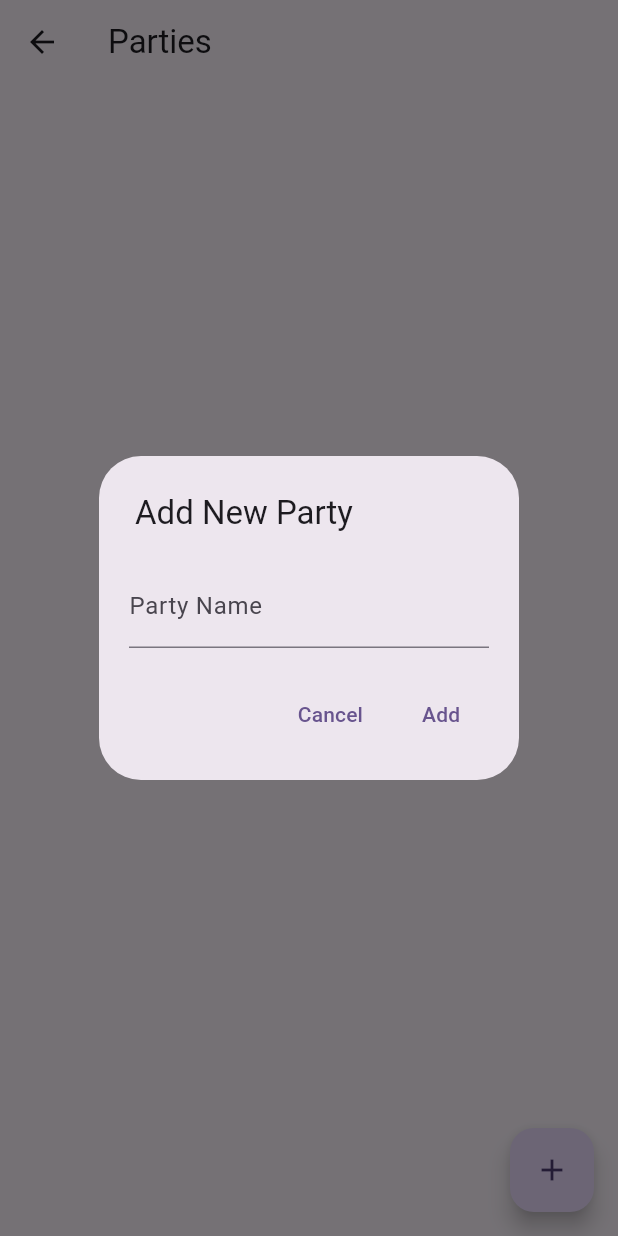
After one commit to LzPod/init_tracker, a Flutter app: the PartiesPage screen opened directly, after a tap on the "add" icon, on a phone screen of 412 x 824 dp. The commit adds this screen. Run offline on Flutter 3.47's test engine with Material 3 defaults, Android fonts, the phone set to English and light mode, and no system bars; our stand-ins replace flutter_riverpod.

Commit message:
Feat: added parties_page.dart logic

```diff
--- a/lib/core/providers/character_provider.dart
+++ b/lib/core/providers/character_provider.dart
@@ -1,5 +1,3 @@
-//TODO
-
 import 'package:flutter_riverpod/flutter_riverpod.dart';
 import 'package:simple_init_tracker/models/character.dart';
 
--- /dev/null
+++ b/lib/core/providers/party_provider.dart
@@ -0,0 +1,27 @@
+import 'package:flutter_riverpod/flutter_riverpod.dart';
+import 'package:simple_init_tracker/models/party.dart';
+
+class PartyNotifier extends StateNotifier<List<Party>> {
+  PartyNotifier() : super([]);
+
+  /// State: List of parties in the application.
+  /// This is a list of [Party] objects that represent the parties
+  /// currently being tracked in the application.
+
+  void addParty(String name) {
+    final party = Party(name: name, characters: []);
+    state = [...state, party];
+  }
+
+  void removeParty(Party party) {
+    state = state.where((p) => p != party).toList();
+  }
+
+  void clearParties() {
+    state = [];
+  }
+}
+
+final partiesProvider = StateNotifierProvider<PartyNotifier, List<Party>>(
+  (ref) => PartyNotifier(),
+);
--- /dev/null
+++ b/lib/models/party.dart
@@ -0,0 +1,11 @@
+import 'package:simple_init_tracker/models/character.dart';
+
+class Party {
+  final String name;
+  final List<Character> characters;
+
+  Party({
+    required this.name,
+    required this.characters,
+  });
+}
--- a/lib/ui/pages/parties_page.dart
+++ b/lib/ui/pages/parties_page.dart
@@ -1,25 +1,41 @@
 import 'package:flutter/material.dart';
 import 'package:flutter_riverpod/flutter_riverpod.dart';
+import 'package:simple_init_tracker/core/providers/party_provider.dart';
+import 'package:simple_init_tracker/models/party.dart';
+import 'package:simple_init_tracker/ui/widgets/add_party_dialog.dart';
+import 'package:simple_init_tracker/ui/widgets/party_tile.dart';
 
 class PartiesPage extends ConsumerWidget {
   const PartiesPage({super.key});
 
-  // ref.read is used to read the state of a provider.
-  // ref.watch is used to listen to the state of a provider.
+  void _showAddPartyDialog(BuildContext context, WidgetRef ref) async {
+    final Party? newParty = await showDialog<Party>(
+      context: context,
+      builder: (_) => const AddPartyDialog(),
+    );
+
+    if (newParty != null) {
+      ref.read(partiesProvider.notifier).addParty(newParty.name);
+    }
+  }
 
   @override
   Widget build(BuildContext context, WidgetRef ref) {
+    final parties = ref.watch(partiesProvider);
     return Scaffold(
       appBar: AppBar(
         title: const Text('Parties'),
       ),
-      body: Center(
-        child: Text(
-          'This is the Parties Page',
-        ),
-      ),
+      body: ListView.builder(
+          itemCount: parties.length,
+          itemBuilder: (BuildContext context, int index) {
+            return PartyTile(
+              party: parties[index],
+            );
+          }),
       floatingActionButton: FloatingActionButton(
-        onPressed: () {},
+        onPressed: () => _showAddPartyDialog(context, ref),
+        child: const Icon(Icons.add),
       ),
     );
   }
--- /dev/null
+++ b/lib/ui/widgets/add_party_dialog.dart
@@ -0,0 +1,73 @@
+import 'package:flutter/material.dart';
+import 'package:simple_init_tracker/models/party.dart';
+
+class AddPartyDialog extends StatefulWidget {
+  const AddPartyDialog({super.key});
+
+  @override
+  State<AddPartyDialog> createState() => _AddPartyDialogState();
+}
+
+class _AddPartyDialogState extends State<AddPartyDialog> {
+  final TextEditingController nameController = TextEditingController();
+
+  @override
+  void dispose() {
+    nameController.dispose();
+    super.dispose();
+  }
+
+  @override
+  Widget build(BuildContext context) {
+    return SimpleDialog(
+      title: const Text('Add New Party'),
+      contentPadding: const EdgeInsets.all(20),
+      children: [
+        Column(
+          mainAxisSize: MainAxisSize.min,
+          children: [
+            TextField(
+              controller: nameController,
+              decoration: const InputDecoration(
+                labelText: 'Party Name',
+                hintText: 'Enter party name',
+              ),
+            ),
+            const SizedBox(height: 20),
+            Row(
+              mainAxisAlignment: MainAxisAlignment.end,
+              children: [
+                TextButton(
+                  onPressed: () {
+                    Navigator.of(context).pop();
+                  },
+                  child: const Text('Cancel'),
+                ),
+                const SizedBox(width: 8),
+                TextButton(
+                  onPressed: () {
+                    final String name = nameController.text.trim();
+
+                    if (name.isNotEmpty) {
+                      Navigator.of(context).pop(Party(
+                        name: name,
+                        characters: [],
+                      ));
+                    } else {
+                      ScaffoldMessenger.of(context).showSnackBar(
+                        const SnackBar(
+                          content: Text('Please fill in all fields'),
+                        ),
+                      );
+                    }
+                  },
+                  child: const Text('Add'),
+                ),
+              ],
+            ),
+          ],
+        ),
+      ],
+    );
+  }
+}
--- /dev/null
+++ b/lib/ui/widgets/party_tile.dart
@@ -0,0 +1,20 @@
+import 'package:flutter/material.dart';
+import 'package:simple_init_tracker/models/party.dart';
+
+class PartyTile extends StatelessWidget {
+  const PartyTile({super.key, required this.party});
+
+  final Party party;
+
+  @override
+  Widget build(BuildContext context) {
+    return ListTile(
+      title: Text(party.name),
+      subtitle: Text(
+        party.characters.isEmpty
+            ? 'No characters in this party'
+            : '${party.characters.length} character(s)',
+      ),
+    );
+  }
+}
```
Also changed, not shown: lib/ui/pages/add_adventurers_page.dart (added).
